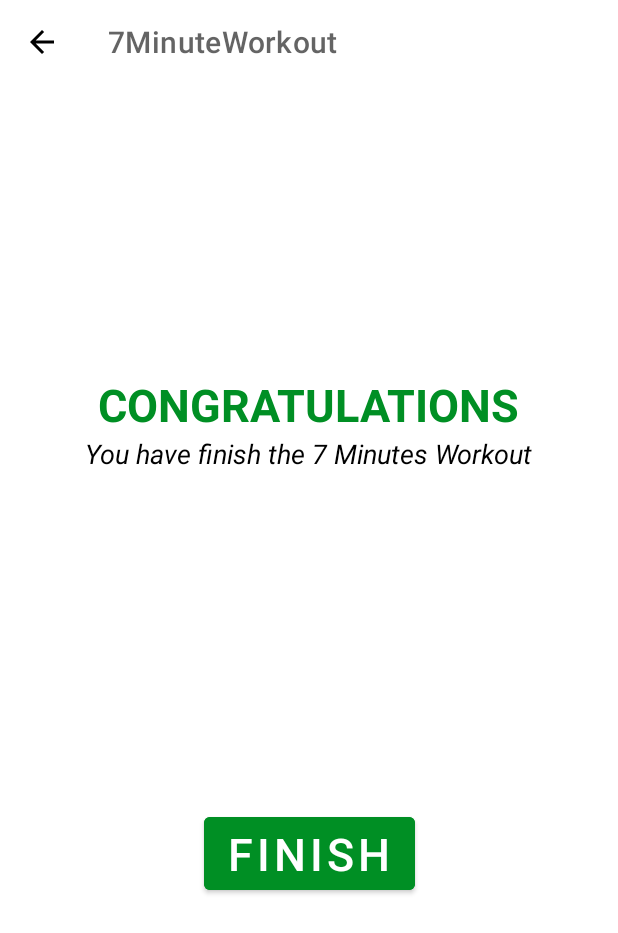
After one commit to schoffen/7-Minute-Workout-App, an Android app: the FinishActivity screen opened directly, with no data from a screen before it, on a phone screen of 412 x 824 dp. The commit adds this screen. Shown: the top 933 px of the screen. Run offline under Robolectric (Android 15) with nearby library versions, the phone set to English and light mode, and no system bars.

Commit message:
add finish activity, fixed sound

```diff
--- a/app/src/main/AndroidManifest.xml
+++ b/app/src/main/AndroidManifest.xml
@@ -14,6 +14,9 @@
         android:theme="@style/Theme.7MinuteWorkout"
         tools:targetApi="31">
         <activity
+            android:name=".FinishActivity"
+            android:exported="false" />
+        <activity
             android:name=".ExerciseActivity"
             android:exported="false" />
         <activity
--- a/app/src/main/java/com/example/a7minuteworkout/ExerciseActivity.kt
+++ b/app/src/main/java/com/example/a7minuteworkout/ExerciseActivity.kt
@@ -1,21 +1,17 @@
 package com.example.a7minuteworkout
 
+import android.content.Intent
 import android.media.MediaPlayer
 import android.net.Uri
-import androidx.appcompat.app.AppCompatActivity
 import android.os.Bundle
 import android.os.CountDownTimer
-import android.provider.ContactsContract
 import android.speech.tts.TextToSpeech
 import android.util.Log
 import android.view.View
-import android.widget.Toast
-import androidx.core.view.marginTop
+import androidx.appcompat.app.AppCompatActivity
 import androidx.recyclerview.widget.LinearLayoutManager
 import com.example.a7minuteworkout.databinding.ActivityExerciseBinding
-import java.lang.Exception
 import java.util.*
-import kotlin.collections.ArrayList
 
 class ExerciseActivity : AppCompatActivity(), TextToSpeech.OnInitListener {
     private var binding : ActivityExerciseBinding? = null
@@ -25,6 +21,9 @@ class ExerciseActivity : AppCompatActivity(), TextToSpeech.OnInitListener {
 
     private var exerciseTimer : CountDownTimer? = null
     private var exerciseProgress : Int = 0
+
+    var restTimerDuration : Long = 1
+    var exerciseTimerDuration : Long = 1
 
     private var exerciseList : ArrayList<ExerciseModel>? = null
     private var currentExercisePosition = -1
@@ -67,15 +66,7 @@ class ExerciseActivity : AppCompatActivity(), TextToSpeech.OnInitListener {
     }
 
     private fun setupRestView(){
-        try{
-            val soundURI = Uri.parse(
-                "android.resource://com.example.a7minuteworkout/raw/" + R.raw.start)
-            player = MediaPlayer.create(applicationContext, soundURI)
-            player?.isLooping = false
-            player?.start()
-        }catch (e: Exception){
-            e.printStackTrace()
-        }
+        playFinishSound()
 
         if(restTimer != null){
             restTimer?.cancel()
@@ -90,8 +81,30 @@ class ExerciseActivity : AppCompatActivity(), TextToSpeech.OnInitListener {
         binding?.tvTitle?.text = getString(R.string.restText)
         binding?.ivExerciseImage?.visibility = View.INVISIBLE
 
-        speakOut(binding?.tvTitle?.text.toString())
         setRestProgressBar()
+
+        player?.setOnCompletionListener {
+            speakOut(binding?.tvTitle?.text.toString())
+        }
+    }
+
+    private fun setRestProgressBar(){
+        binding?.progressBar?.progress = restProgress
+
+        restTimer = object : CountDownTimer(restTimerDuration * 1000, 1000){
+            override fun onTick(millisUntilFinished: Long) {
+                restProgress++
+                binding?.progressBar?.progress = 11 - restProgress
+                binding?.tvTimer?.text = (11 - restProgress).toString()
+            }
+
+            override fun onFinish() {
+                currentExercisePosition++
+                exerciseList!![currentExercisePosition].setIsSelected(true)
+                exerciseAdapter!!.notifyDataSetChanged()
+                setupExerciseView()
+            }
+        }.start()
     }
 
     private fun setupExerciseView(){
@@ -115,7 +128,7 @@ class ExerciseActivity : AppCompatActivity(), TextToSpeech.OnInitListener {
         binding?.progressBar?.progress = exerciseProgress
         var currentExerciseImage = 0
 
-        exerciseTimer = object : CountDownTimer(3000, 1000){
+        exerciseTimer = object : CountDownTimer(exerciseTimerDuration * 1000, 1000){
             override fun onTick(millisUntilFinished: Long) {
                 exerciseProgress++
                 binding?.progressBar?.progress = 31 - exerciseProgress
@@ -146,33 +159,29 @@ class ExerciseActivity : AppCompatActivity(), TextToSpeech.OnInitListener {
                     exerciseAdapter!!.notifyDataSetChanged()
                     setupRestView()
                 }else{
-                    //TODO implement complete screen
+                    playFinishSound()
+                    val intent = Intent(
+                        this@ExerciseActivity, FinishActivity::class.java)
+                    startActivity(intent)
                 }
-            }
-        }.start()
-    }
-
-    private fun setRestProgressBar(){
-        binding?.progressBar?.progress = restProgress
-
-        restTimer = object : CountDownTimer(1000, 1000){
-            override fun onTick(millisUntilFinished: Long) {
-                restProgress++
-                binding?.progressBar?.progress = 11 - restProgress
-                binding?.tvTimer?.text = (11 - restProgress).toString()
-            }
-
-            override fun onFinish() {
-                currentExercisePosition++
-                exerciseList!![currentExercisePosition].setIsSelected(true)
-                exerciseAdapter!!.notifyDataSetChanged()
-                setupExerciseView()
             }
         }.start()
     }
 
     private fun speakOut(text : String){
         tts?.speak(text, TextToSpeech.QUEUE_FLUSH, null, "")
+    }
+
+    private fun playFinishSound(){
+        try{
+            val soundURI = Uri.parse(
+                "android.resource://com.example.a7minuteworkout/raw/" + R.raw.start)
+            player = MediaPlayer.create(applicationContext, soundURI)
+            player?.isLooping = false
+            player?.start()
+        }catch (e: Exception){
+            e.printStackTrace()
+        }
     }
 
     override fun onDestroy() {
--- /dev/null
+++ b/app/src/main/java/com/example/a7minuteworkout/FinishActivity.kt
@@ -0,0 +1,33 @@
+package com.example.a7minuteworkout
+
+import android.content.Intent
+import android.os.Bundle
+import androidx.appcompat.app.AppCompatActivity
+import com.example.a7minuteworkout.databinding.ActivityFinishBinding
+
+class FinishActivity : AppCompatActivity() {
+
+    private var binding : ActivityFinishBinding? = null
+
+    override fun onCreate(savedInstanceState: Bundle?) {
+        super.onCreate(savedInstanceState)
+        binding = ActivityFinishBinding.inflate(layoutInflater)
+        setContentView(binding?.root)
+        setSupportActionBar(binding?.tbFinish)
+        if (supportActionBar != null) {
+            supportActionBar?.setDisplayHomeAsUpEnabled(true)
+        }
+        binding?.tbFinish?.setNavigationOnClickListener {
+            onBackPressed()
+        }
+
+        binding?.btnFinish?.setOnClickListener {
+            startActivity(Intent(this@FinishActivity, MainActivity::class.java))
+        }
+    }
+
+    override fun onBackPressed() {
+        startActivity(Intent(this@FinishActivity, MainActivity::class.java))
+    }
+
+}
--- /dev/null
+++ b/app/src/main/res/layout/activity_finish.xml
@@ -0,0 +1,62 @@
+<?xml version="1.0" encoding="utf-8"?>
+<androidx.constraintlayout.widget.ConstraintLayout xmlns:android="http://schemas.android.com/apk/res/android"
+    xmlns:app="http://schemas.android.com/apk/res-auto"
+    xmlns:tools="http://schemas.android.com/tools"
+    android:layout_width="match_parent"
+    android:layout_height="match_parent"
+    tools:context=".FinishActivity"
+    android:layout_gravity="center"
+    android:background="@color/white"
+    android:backgroundTint="@color/white"
+    >
+    <androidx.appcompat.widget.Toolbar
+        android:id="@+id/tbFinish"
+        app:layout_constraintTop_toTopOf="parent"
+        android:layout_width="match_parent"
+        android:layout_height="?android:attr/actionBarSize"
+        android:theme="@style/ToolbarTheme"
+        android:background="@color/white"
+        app:titleTextColor="@color/colorPrimary"
+        />
+
+    <TextView
+        android:id="@+id/tvCongratulations"
+        android:layout_width="wrap_content"
+        android:layout_height="wrap_content"
+        android:text="@string/congratulations"
+        android:textStyle="bold"
+        android:textSize="30sp"
+        android:textColor="@color/colorAccent"
+        app:layout_constraintEnd_toEndOf="parent"
+        app:layout_constraintStart_toStartOf="parent"
+        app:layout_constraintTop_toTopOf="parent"
+        app:layout_constraintBottom_toTopOf="@id/btnFinish"
+        />
+
+    <TextView
+        android:id="@+id/tvFinishText"
+        android:layout_width="wrap_content"
+        android:layout_height="wrap_content"
+        android:text="@string/finishText"
+        android:textStyle="italic"
+        android:textSize="18sp"
+        android:textColor="@color/black"
+        app:layout_constraintEnd_toEndOf="parent"
+        app:layout_constraintStart_toStartOf="parent"
+        app:layout_constraintTop_toBottomOf="@id/tvCongratulations"
+        />
+
+    <Button
+        android:id="@+id/btnFinish"
+        android:layout_width="wrap_content"
+        android:layout_height="wrap_content"
+        android:backgroundTint="@color/colorAccent"
+        android:text="@string/buttonFinish"
+        android:textSize="30sp"
+        android:textColor="@color/white"
+        app:layout_constraintEnd_toEndOf="parent"
+        app:layout_constraintStart_toStartOf="parent"
+        app:layout_constraintTop_toBottomOf="@id/tvFinishText"
+        app:layout_constraintBottom_toBottomOf="parent"/>
+
+</androidx.constraintlayout.widget.ConstraintLayout>
--- a/app/src/main/res/values/strings.xml
+++ b/app/src/main/res/values/strings.xml
@@ -7,4 +7,7 @@
     <string name="timer">10</string>
     <string name="next_exercise">Next Exercise</string>
     <string name="exercise_preview">Exercise Preview</string>
+    <string name="congratulations">CONGRATULATIONS</string>
+    <string name="finishText">You have finish the 7 Minutes Workout</string>
+    <string name="buttonFinish">FINISH</string>
 </resources>
```
Also changed, not shown: 1 other file.
